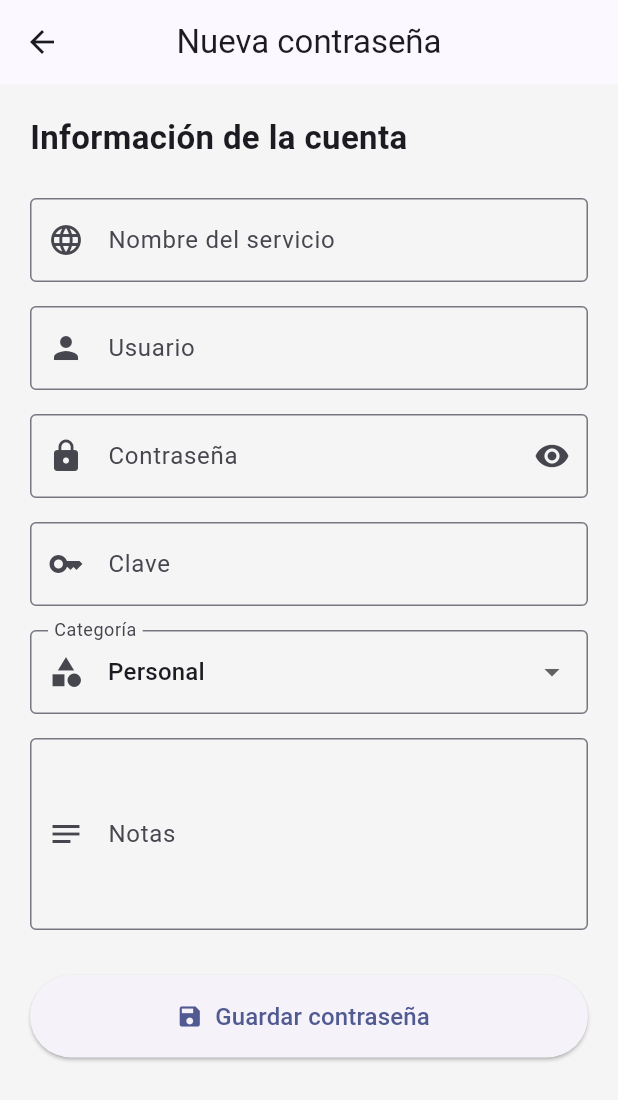
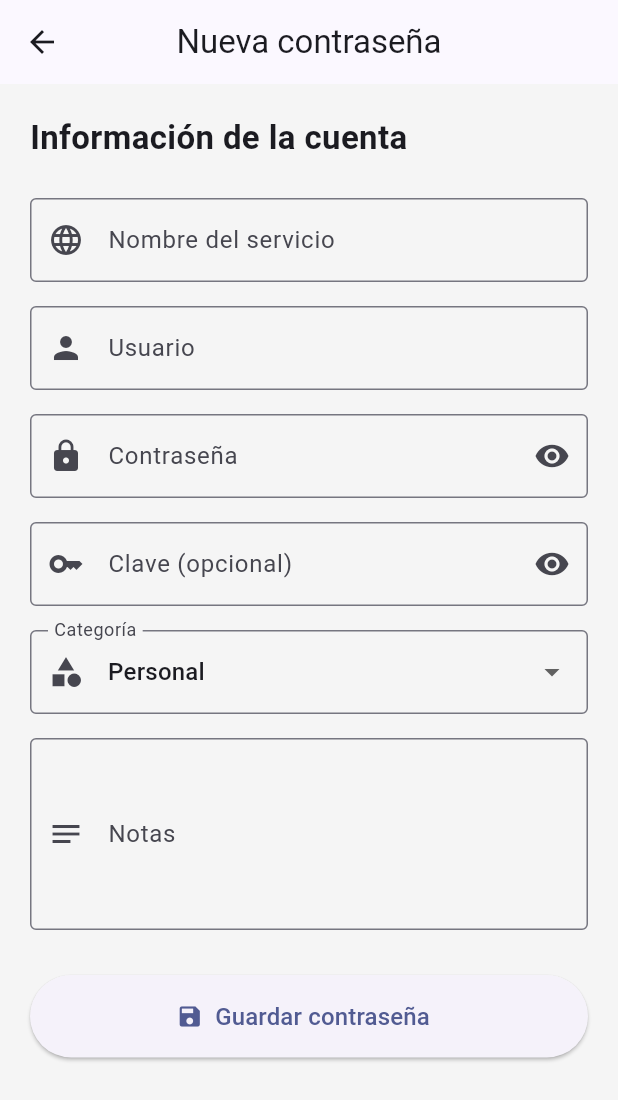
Before and after one commit to hannjimnz/safepass, a Flutter app: the HomeScreen screen opened directly, after a tap on "Agregar", on a phone screen of 412 x 824 dp. Shown: the top 1100 px of the screen. Run offline on Flutter 3.47's test engine with Material 3 defaults, Android fonts, the phone set to English and light mode, and no system bars; our stand-ins replace flutter_secure_storage, local_auth, sqflite; missing offline and left inert: encrypt; accounts and stored records are empty.

Commit message:
mejoras de interfaz y logo

```diff
--- a/lib/providers/password_provider.dart
+++ b/lib/providers/password_provider.dart
@@ -29,14 +29,17 @@ class PasswordProvider extends ChangeNotifier {
     notifyListeners();
 
     try {
-      debugPrint('========== CARGANDO CONTRASEÑAS ==========');
+      debugPrint(
+        '========== CARGANDO CONTRASEÑAS ==========',
+      );
 
-      // Obtener las contraseñas cifradas desde SQLite
+      // Obtener contraseñas cifradas desde SQLite
       final passwordsCifradas =
           await _databaseHelper.obtenerPasswords();
 
       debugPrint(
-        'Registros encontrados en SQLite: ${passwordsCifradas.length}',
+        'Registros encontrados en SQLite: '
+        '${passwordsCifradas.length}',
       );
 
       final passwordsDescifradas = <Password>[];
@@ -47,13 +50,17 @@ class PasswordProvider extends ChangeNotifier {
           'Descifrando registro ID: ${password.id}',
         );
 
+        // Descifrar contraseña
         final passwordDescifrada =
             await _encryptionService.decrypt(
           password.password,
         );
 
+        // Si la clave está vacía, no intentamos descifrarla
         final claveDescifrada =
-            await _encryptionService.decrypt(
+            password.clave.trim().isEmpty
+                ? ''
+                : await _encryptionService.decrypt(
                     password.clave,
                   );
 
@@ -75,7 +82,8 @@ class PasswordProvider extends ChangeNotifier {
       _passwords = passwordsDescifradas;
 
       debugPrint(
-        'Contraseñas cargadas correctamente: ${_passwords.length}',
+        'Contraseñas cargadas correctamente: '
+        '${_passwords.length}',
       );
 
       debugPrint(
@@ -122,14 +130,6 @@ class PasswordProvider extends ChangeNotifier {
         'Usuario: ${password.usuario}',
       );
 
-      debugPrint(
-        'Contraseña original: ${password.password}',
-      );
-
-      debugPrint(
-        'Clave original: ${password.clave}',
-      );
-
       // --------------------------------------------------------
       // CIFRAR CONTRASEÑA
       // --------------------------------------------------------
@@ -143,25 +143,20 @@ class PasswordProvider extends ChangeNotifier {
         '✅ Contraseña cifrada correctamente',
       );
 
-      debugPrint(
-        'Texto cifrado: $passwordCifrada',
-      );
-
       // --------------------------------------------------------
       // CIFRAR CLAVE
       // --------------------------------------------------------
 
+      // Si la clave está vacía, guardamos ''
       final claveCifrada =
-          await _encryptionService.encrypt(
+          password.clave.trim().isEmpty
+              ? ''
+              : await _encryptionService.encrypt(
                   password.clave,
                 );
 
       debugPrint(
-        '✅ Clave cifrada correctamente',
-      );
-
-      debugPrint(
-        'Clave cifrada: $claveCifrada',
+        '✅ Clave procesada correctamente',
       );
 
       // --------------------------------------------------------
@@ -249,13 +244,15 @@ class PasswordProvider extends ChangeNotifier {
         password.password,
       );
 
-      // Cifrar nuevamente la clave
+      // Si la clave está vacía, guardamos ''
       final claveCifrada =
-          await _encryptionService.encrypt(
+          password.clave.trim().isEmpty
+              ? ''
+              : await _encryptionService.encrypt(
                   password.clave,
                 );
 
-      // Crear objeto con los datos cifrados
+      // Crear objeto con datos cifrados
       final passwordParaGuardar = Password(
         id: password.id,
         servicio: password.servicio,
@@ -331,7 +328,8 @@ class PasswordProvider extends ChangeNotifier {
       return _passwords;
     }
 
-    final textoLower = texto.toLowerCase();
+    final textoLower =
+        texto.toLowerCase();
 
     return _passwords.where(
       (password) {
--- a/lib/screens/add_password_screen.dart
+++ b/lib/screens/add_password_screen.dart
@@ -44,6 +44,7 @@ class _AddPasswordScreenState
   ];
 
   bool mostrarPassword = false;
+  bool mostrarClave = false;
 
   @override
   void dispose() {
@@ -196,24 +197,33 @@ class _AddPasswordScreenState
               TextFormField(
                 controller: claveController,
 
-                obscureText: true,
+                  obscureText: !mostrarClave,
 
-                decoration: const InputDecoration(
-                  labelText: 'Clave',
-                  hintText: 'Clave adicional',
-                  prefixIcon: Icon(Icons.key),
-                  border: OutlineInputBorder(),
+                  decoration: InputDecoration(
+                    labelText: 'Clave (opcional)',
+                    hintText: 'Clave adicional',
+
+                    prefixIcon: const Icon(
+                      Icons.key,
+                    ),
+
+                    suffixIcon: IconButton(
+                      icon: Icon(
+                        mostrarClave
+                            ? Icons.visibility_off
+                            : Icons.visibility,
+                      ),
+
+                      onPressed: () {
+                        setState(() {
+                          mostrarClave = !mostrarClave;
+                        });
+                      },
+                    ),
+
+                    border: const OutlineInputBorder(),
+                  ),
                 ),
-
-                validator: (value) {
-                  if (value == null ||
-                      value.isEmpty) {
-                    return 'Ingresa la clave';
-                  }
-
-                  return null;
-                },
-              ),
 
               const SizedBox(height: 16),
 
--- a/lib/screens/home_screen.dart
+++ b/lib/screens/home_screen.dart
@@ -73,16 +73,6 @@ class _HomeScreenState extends State<HomeScreen> {
         title: const Text(
           'Password Vault',
         ),
-        actions: [
-          IconButton(
-            onPressed: () {
-              // Más adelante agregaremos configuración.
-            },
-            icon: const Icon(
-              Icons.settings_outlined,
-            ),
-          ),
-        ],
       ),
 
       // ==========================================================
@@ -267,39 +257,30 @@ class _HomeScreenState extends State<HomeScreen> {
           Expanded(
                 child: provider.isLoading
                     ? const Center(
-                    child:
-                        CircularProgressIndicator(),
+                        child: CircularProgressIndicator(),
                       )
                     : passwords.isEmpty
                         ? _construirEstadoVacio()
                         : ListView.builder(
                             padding:
-                            const EdgeInsets
-                                .symmetric(
+                                const EdgeInsets.symmetric(
                               horizontal: 16,
                               vertical: 4,
                             ),
-
-                        itemCount:
-                            passwords.length,
-
-                        itemBuilder:
-                            (context, index) {
+                            itemCount: passwords.length,
+                            itemBuilder: (context, index) {
                               final password =
                                   passwords[index];
 
                               return PasswordCard(
                                 password: password,
-
                                 onTap: () async {
                                   await Navigator.push(
                                     context,
-
                                     MaterialPageRoute(
                                       builder: (_) =>
                                           PasswordDetailScreen(
-                                    password:
-                                        password,
+                                        password: password,
                                       ),
                                     ),
                                   );
@@ -309,12 +290,28 @@ class _HomeScreenState extends State<HomeScreen> {
                                   }
 
                                   context
-                                  .read<
-                                      PasswordProvider>()
+                                      .read<PasswordProvider>()
                                       .cargarPasswords();
                                 },
                               );
                             },
+                          ),
+              ),
+
+          // CRÉDITOS
+          const Padding(
+            padding: EdgeInsets.only(
+              top: 6,
+              bottom: 10,
+            ),
+            child: Text(
+              'by Hannia Jimenez & Jazmin Gutierrez',
+              textAlign: TextAlign.center,
+              style: TextStyle(
+                fontSize: 10,
+                color: Colors.grey,
+                fontStyle: FontStyle.italic,
+              ),
             ),
           ),
         ],
--- a/lib/services/encryption_service.dart
+++ b/lib/services/encryption_service.dart
@@ -31,6 +31,9 @@ class EncryptionService {
   }
 
   Future<String> encrypt(String texto) async {
+    if (texto.isEmpty) {
+    return '';
+  }
     final key = await _obtenerClave();
 
     final iv = IV.fromSecureRandom(16);
--- a/pubspec.yaml
+++ b/pubspec.yaml
@@ -51,6 +51,12 @@ dev_dependencies:
   flutter_test:
     sdk: flutter
 
+  flutter_launcher_icons: ^0.14.4
+
+flutter_launcher_icons:
+  android: true
+  ios: true
+  image_path: "assets/icons/icono_candado.png"
   # The "flutter_lints" package below contains a set of recommended lints to
   # encourage good coding practices. The lint set provided by the package is
   # activated in the `analysis_options.yaml` file located at the root of your
```
Also changed, not shown: lib/screens/edit_password_screen.dart (+1 -9 lines), lib/screens/password_detail_screen.dart (+19 -24 lines), assets/icons/icono_candado.png (added), pubspec.lock, 28 other files. Lines whose indentation alone changed are shown as unchanged.
